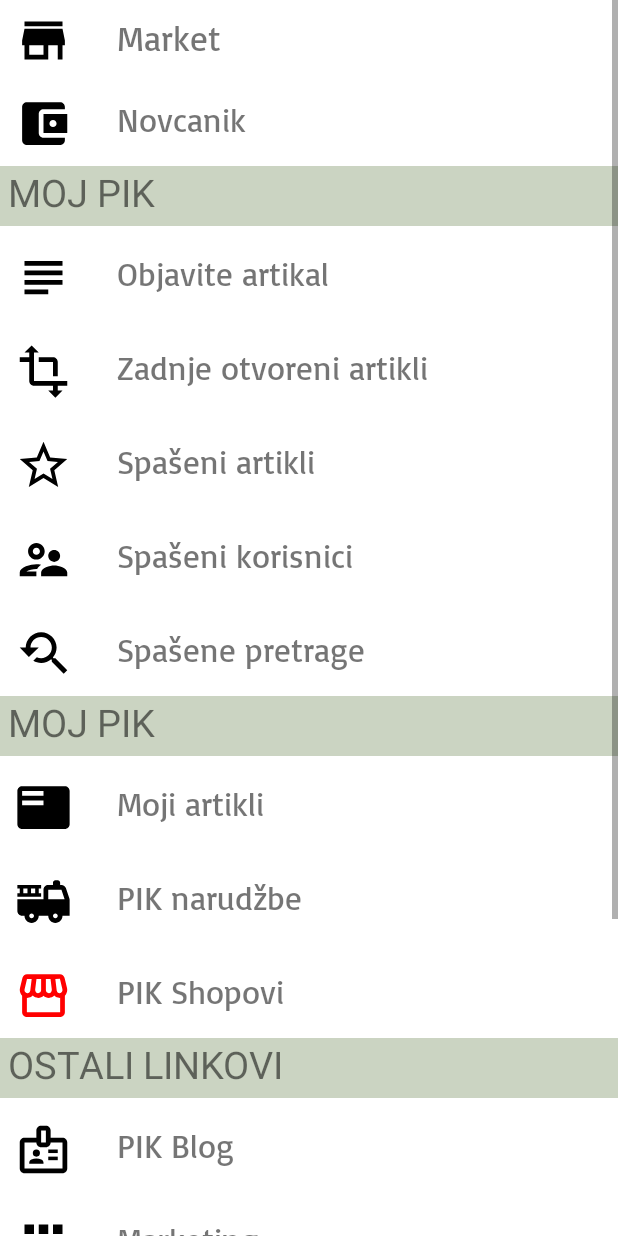
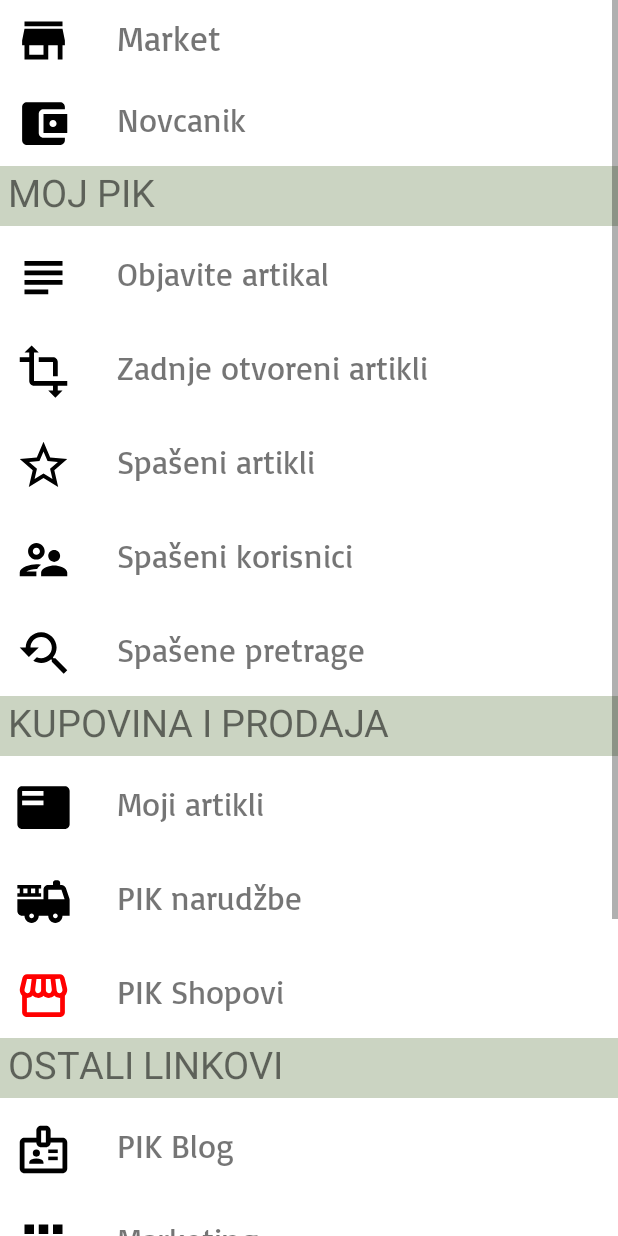
Before and after one commit to Brcaninovich/BinaryHakaton, an Android app: the settingsscrol screen opened directly, with no data from a screen before it, on a phone screen of 412 x 824 dp. Run offline under Robolectric (Android 15) with nearby library versions, the phone set to English and light mode, and no system bars.

Commit message:
Dodavanje settingscroll View

```diff
--- a/app/src/main/res/layout/activity_settingsscrol.xml
+++ b/app/src/main/res/layout/activity_settingsscrol.xml
@@ -270,7 +270,7 @@
                 <TextView
                     android:layout_width="wrap_content"
                     android:layout_height="match_parent"
-                    android:text="MOJ PIK"
+                    android:text="KUPOVINA I PRODAJA"
                     android:layout_marginLeft="5dp"
                     android:textSize="25dp">
 
```
